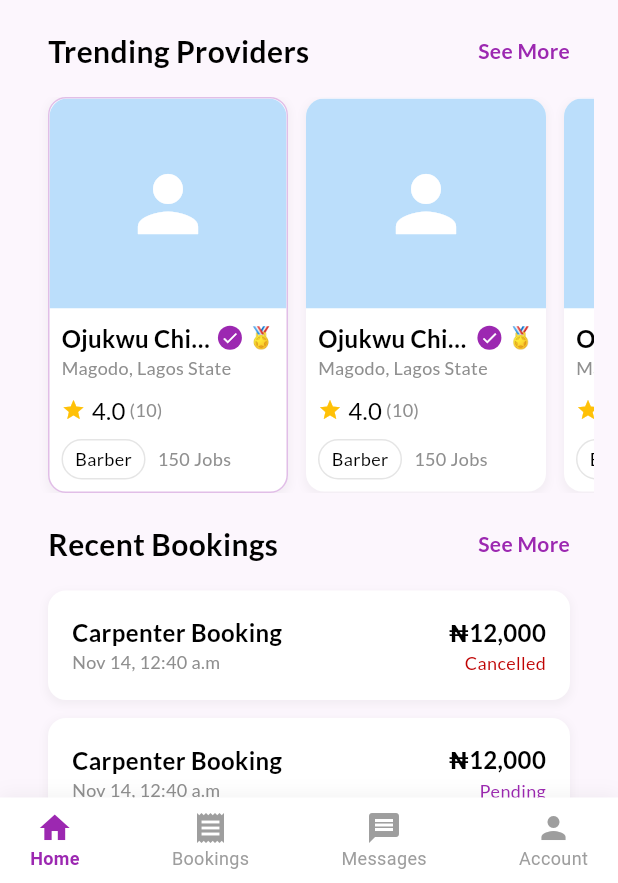
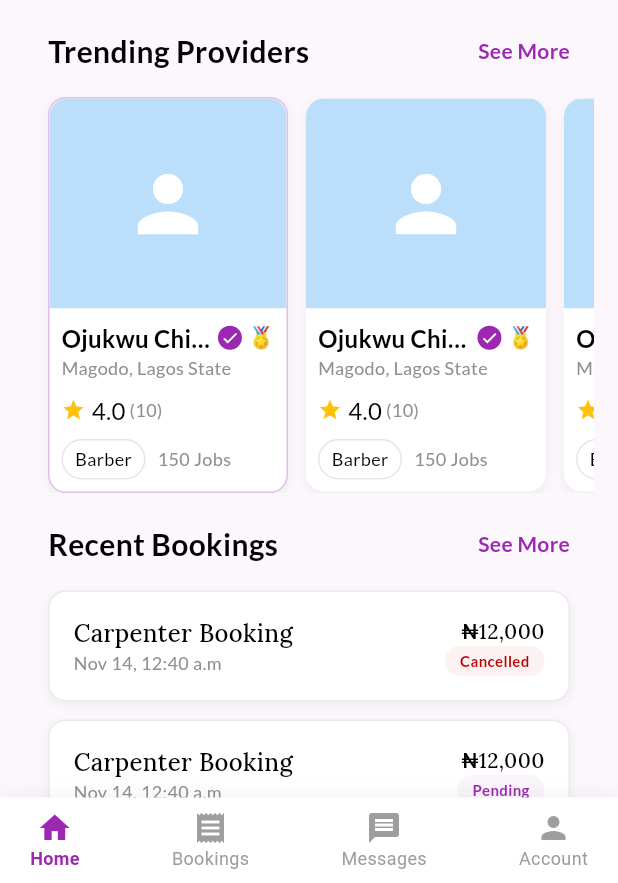
Before and after one commit to Jossyboydgenius/Mobile-test, a Flutter app: the screen it shows after launch, on a phone screen of 412 x 824 dp, the part 353-1236 px from its top. Run offline on Flutter 3.47's test engine with Material 3 defaults, Android fonts, the phone set to English and light mode, and no system bars; our stand-ins replace flutter_svg, google_fonts.

Commit message:
Refactor BookingItem styling and remove gradient for pending bookings

```diff
--- a/service_app/lib/widgets/booking_item.dart
+++ b/service_app/lib/widgets/booking_item.dart
@@ -35,6 +35,7 @@ class BookingItem extends StatelessWidget {
       decoration: BoxDecoration(
         color: AppColors.white,
         borderRadius: BorderRadius.circular(12),
+        border: Border.all(color: AppColors.borderGrey),
         boxShadow: [
           BoxShadow(
             color: Colors.grey.withOpacity(0.1),
@@ -56,7 +57,10 @@ class BookingItem extends StatelessWidget {
                   children: [
                     Text(
                       service,
-                      style: AppTextStyle.latoBold(size: 16),
+                      style: AppTextStyle.lisuBosaRegular(
+                        size: 16,
+                        weight: FontWeight.w500,
+                      ),
                     ),
                     if (date != null)
                       Text(
@@ -72,12 +76,25 @@ class BookingItem extends StatelessWidget {
                   children: [
                     Text(
                       price,
-                      style: AppTextStyle.latoBold(size: 16),
+                      style: AppTextStyle.lisuBosaRegular(
+                        size: 14,
+                        weight: FontWeight.w500,
+                      ),
                     ),
-                    Text(
-                      status.capitalize(),
-                      style: AppTextStyle.caption.copyWith(
-                        color: _getStatusColor(),
+                    Container(
+                      padding: const EdgeInsets.symmetric(
+                          horizontal: 10, vertical: 3),
+                      decoration: BoxDecoration(
+                        color: _getStatusColor().withOpacity(0.05),
+                        borderRadius: BorderRadius.circular(12),
+                      ),
+                      child: Text(
+                        status.capitalize(),
+                        style: AppTextStyle.caption.copyWith(
+                          color: _getStatusColor(),
+                          fontWeight: FontWeight.w600,
+                          fontSize: 10,
+                        ),
                       ),
                     ),
                   ],
@@ -85,19 +102,7 @@ class BookingItem extends StatelessWidget {
               ],
             ),
           ),
-          if (status.toLowerCase() == 'pending')
-            Container(
-              height: 4,
-              decoration: BoxDecoration(
-                gradient: LinearGradient(
-                  colors: [
-                    AppColors.primaryColor,
-                    AppColors.primaryColor.withOpacity(0.7),
-                    AppColors.primaryColor.withOpacity(0.3),
-                  ],
-                ),
-              ),
-            ),
+          // Removed gradient for pending bookings as requested
         ],
       ),
     );
```
